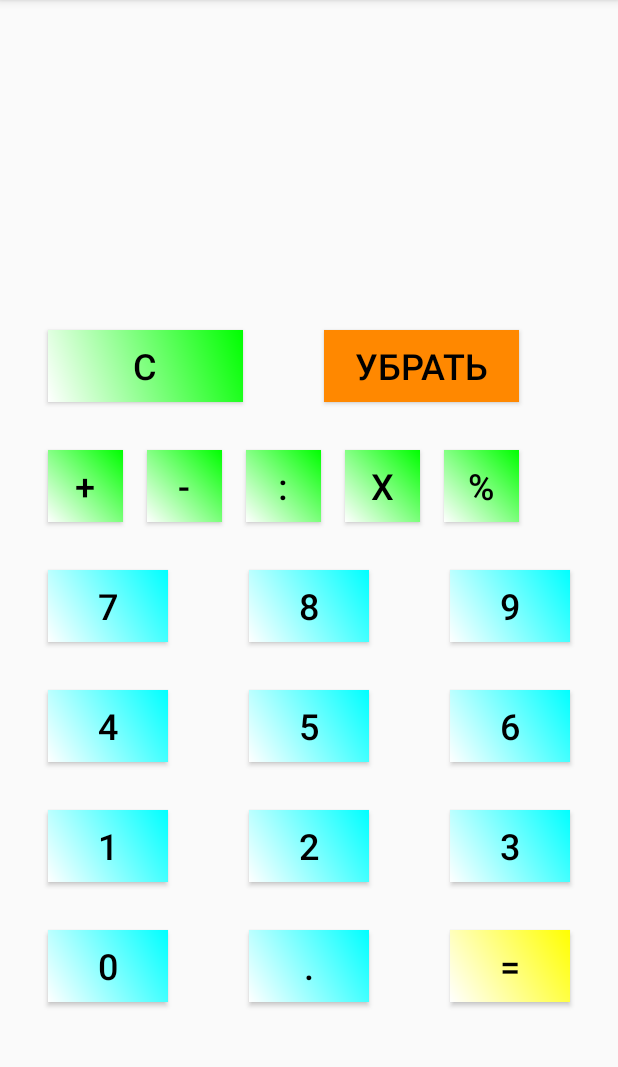
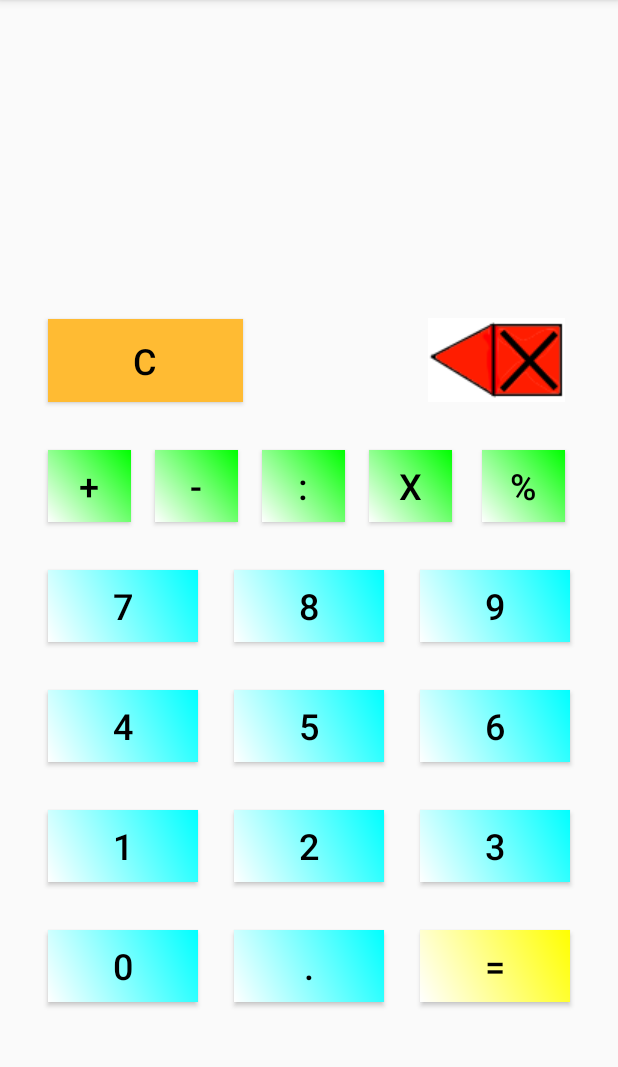
Before and after one commit to Dimaff355/Calc, an Android app: the screen it shows after launch (MainActivity), on a phone screen of 412 x 824 dp, the part 84-1151 px from its top. Run offline under Robolectric (Android 15) with nearby library versions, the light colour scheme and no system bars; our stand-ins replace data binding.

Commit message:
- дизайн кнопки удаления изменён - общий дизайн улучшен

```diff
--- a/app/src/main/java/com/dimaf/calc/Consts.kt
+++ b/app/src/main/java/com/dimaf/calc/Consts.kt
@@ -9,6 +9,4 @@ object Consts {
     const val DIVIDE = 400
     const val MULTIPLY = 500
     const val DEFAULT_OPERATION = 600
-    const val SHOW_TEMP_VALUE = 700
-    const val AFTER_EQUALS = 800
 }
--- a/app/src/main/res/layout/activity_main.xml
+++ b/app/src/main/res/layout/activity_main.xml
@@ -14,7 +14,7 @@
 
         <Button
             android:id="@+id/button7"
-            android:layout_width="80dp"
+            android:layout_width="100dp"
             android:layout_height="wrap_content"
             android:layout_marginStart="32dp"
             android:layout_marginBottom="32dp"
@@ -29,10 +29,10 @@
         <Button
             android:id="@+id/buttonReset"
             android:layout_width="130dp"
-            android:layout_height="wrap_content"
+            android:layout_height="55dp"
             android:layout_marginStart="32dp"
             android:layout_marginBottom="32dp"
-            android:background="@drawable/my_gradient_fun_buts"
+            android:background="@android:color/holo_orange_light"
             android:text="С"
             android:textColor="@color/black"
             android:textSize="24sp"
@@ -41,23 +41,9 @@
             app:layout_constraintStart_toStartOf="parent" />
 
         <Button
-            android:id="@+id/buttonDelete"
-            android:layout_width="130dp"
+            android:id="@+id/buttonPlus"
+            android:layout_width="55dp"
             android:layout_height="wrap_content"
-            android:layout_marginBottom="32dp"
-            android:background="@android:color/holo_orange_dark"
-            android:text="УБРАТЬ"
-            android:textColor="@color/black"
-            android:textSize="24sp"
-            app:backgroundTintMode="add"
-            app:layout_constraintBottom_toTopOf="@+id/buttonPlus"
-            app:layout_constraintEnd_toEndOf="@+id/buttonPercent" />
-
-        <Button
-            android:id="@+id/buttonPlus"
-            android:layout_width="50dp"
-            android:layout_height="wrap_content"
-            android:layout_marginStart="32dp"
             android:layout_marginBottom="32dp"
             android:background="@drawable/my_gradient_fun_buts"
             android:text="+"
@@ -65,11 +51,11 @@
             android:textSize="24sp"
             app:backgroundTintMode="add"
             app:layout_constraintBottom_toTopOf="@+id/button7"
-            app:layout_constraintStart_toStartOf="parent" />
+            app:layout_constraintStart_toStartOf="@+id/button7" />
 
         <Button
             android:id="@+id/buttonMultiply"
-            android:layout_width="50dp"
+            android:layout_width="55dp"
             android:layout_height="wrap_content"
             android:layout_marginStart="16dp"
             android:layout_marginBottom="32dp"
@@ -83,7 +69,7 @@
 
         <Button
             android:id="@+id/buttonPercent"
-            android:layout_width="50dp"
+            android:layout_width="55dp"
             android:layout_height="wrap_content"
             android:layout_marginStart="16dp"
             android:layout_marginBottom="32dp"
@@ -93,11 +79,12 @@
             android:textSize="24sp"
             app:backgroundTintMode="add"
             app:layout_constraintBottom_toTopOf="@+id/button7"
+            app:layout_constraintEnd_toEndOf="@+id/button9"
             app:layout_constraintStart_toEndOf="@+id/buttonMultiply" />
 
         <Button
             android:id="@+id/buttonMinus"
-            android:layout_width="50dp"
+            android:layout_width="55dp"
             android:layout_height="wrap_content"
             android:layout_marginStart="16dp"
             android:layout_marginBottom="32dp"
@@ -111,7 +98,7 @@
 
         <Button
             android:id="@+id/buttonDivide"
-            android:layout_width="50dp"
+            android:layout_width="55dp"
             android:layout_height="wrap_content"
             android:layout_marginStart="16dp"
             android:layout_marginBottom="32dp"
@@ -125,7 +112,7 @@
 
         <Button
             android:id="@+id/button9"
-            android:layout_width="80dp"
+            android:layout_width="100dp"
             android:layout_height="wrap_content"
             android:layout_marginEnd="32dp"
             android:layout_marginBottom="32dp"
@@ -139,7 +126,7 @@
 
         <Button
             android:id="@+id/button8"
-            android:layout_width="80dp"
+            android:layout_width="100dp"
             android:layout_height="wrap_content"
             android:layout_marginBottom="32dp"
             android:background="@drawable/my_gradient_button"
@@ -153,7 +140,7 @@
 
         <Button
             android:id="@+id/button4"
-            android:layout_width="80dp"
+            android:layout_width="100dp"
             android:layout_height="wrap_content"
             android:layout_marginStart="32dp"
             android:layout_marginBottom="32dp"
@@ -167,7 +154,7 @@
 
         <Button
             android:id="@+id/button5"
-            android:layout_width="80dp"
+            android:layout_width="100dp"
             android:layout_height="wrap_content"
             android:layout_marginBottom="32dp"
             android:background="@drawable/my_gradient_button"
@@ -181,7 +168,7 @@
 
         <Button
             android:id="@+id/button6"
-            android:layout_width="80dp"
+            android:layout_width="100dp"
             android:layout_height="wrap_content"
             android:layout_marginEnd="32dp"
             android:layout_marginBottom="32dp"
@@ -195,7 +182,7 @@
 
         <Button
             android:id="@+id/buttonEquals"
-            android:layout_width="80dp"
+            android:layout_width="100dp"
             android:layout_height="wrap_content"
             android:layout_marginEnd="32dp"
             android:layout_marginBottom="100dp"
@@ -209,7 +196,7 @@
 
         <Button
             android:id="@+id/button0"
-            android:layout_width="80dp"
+            android:layout_width="100dp"
             android:layout_height="wrap_content"
             android:layout_marginStart="32dp"
             android:layout_marginBottom="100dp"
@@ -223,7 +210,7 @@
 
         <Button
             android:id="@+id/button1"
-            android:layout_width="80dp"
+            android:layout_width="100dp"
             android:layout_height="wrap_content"
             android:layout_marginStart="32dp"
             android:layout_marginBottom="32dp"
@@ -237,7 +224,7 @@
 
         <Button
             android:id="@+id/button3"
-            android:layout_width="80dp"
+            android:layout_width="100dp"
             android:layout_height="wrap_content"
             android:layout_marginEnd="32dp"
             android:layout_marginBottom="32dp"
@@ -251,7 +238,7 @@
 
         <Button
             android:id="@+id/button2"
-            android:layout_width="80dp"
+            android:layout_width="100dp"
             android:layout_height="wrap_content"
             android:layout_marginBottom="32dp"
             android:background="@drawable/my_gradient_button"
@@ -265,7 +252,7 @@
 
         <Button
             android:id="@+id/buttonDot"
-            android:layout_width="80dp"
+            android:layout_width="100dp"
             android:layout_height="wrap_content"
             android:layout_marginBottom="100dp"
             android:background="@drawable/my_gradient_button"
@@ -290,5 +277,16 @@
             app:layout_constraintEnd_toEndOf="parent"
             app:layout_constraintHorizontal_bias="0.0"
             app:layout_constraintStart_toStartOf="parent" />
+
+        <ImageButton
+            android:id="@+id/buttonDelete"
+            android:layout_width="wrap_content"
+            android:layout_height="wrap_content"
+            android:layout_marginBottom="32dp"
+            android:background="#FFFFFF"
+            app:layout_constraintBottom_toTopOf="@+id/buttonPercent"
+            app:layout_constraintEnd_toEndOf="@+id/buttonPercent"
+            app:srcCompat="@drawable/backupPreviewnewRed" />
+
     </androidx.constraintlayout.widget.ConstraintLayout>
 </layout>
```
Also changed, not shown: app/src/main/res/drawable/backupPreviewnew.png (added), app/src/main/res/drawable/backupPreviewnewRed.png (added).
